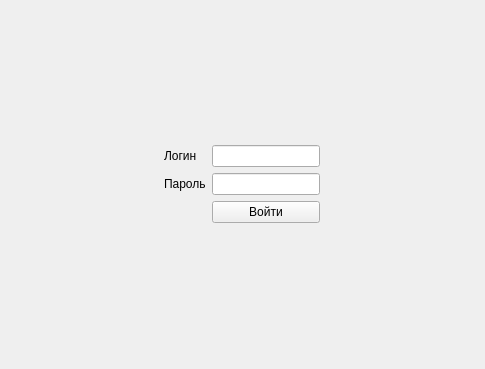
This is Forms/FormsAuthorization/FormAuthorization.ui in N00llk/bar-booking as Qt 5 draws it before an edit. The edited form follows.
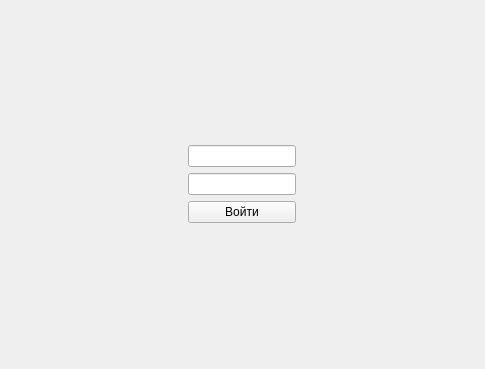
This is the edited form.

Commit message: + Add basic styles;

```diff
--- a/Forms/FormsAuthorization/FormAuthorization.ui
+++ b/Forms/FormsAuthorization/FormAuthorization.ui
@@ -13,35 +13,27 @@
   <property name="windowTitle">
    <string>Form</string>
   </property>
+  <property name="autoFillBackground">
+   <bool>false</bool>
+  </property>
+  <property name="styleSheet">
+   <string notr="true"/>
+  </property>
   <layout class="QVBoxLayout" name="verticalLayout_3">
    <item alignment="Qt::AlignHCenter|Qt::AlignVCenter">
     <widget class="QWidget" name="holderWidget" native="true">
-     <layout class="QFormLayout" name="formLayout">
-      <item row="0" column="0">
-       <widget class="QLabel" name="loginLabel">
-        <property name="text">
-         <string>Логин</string>
-        </property>
-       </widget>
-      </item>
-      <item row="0" column="1">
+     <layout class="QVBoxLayout" name="verticalLayout">
+      <item>
        <widget class="QLineEdit" name="loginLineEdit"/>
       </item>
-      <item row="1" column="0">
-       <widget class="QLabel" name="passwordLabel">
-        <property name="text">
-         <string>Пароль</string>
-        </property>
-       </widget>
-      </item>
-      <item row="1" column="1">
+      <item>
        <widget class="QLineEdit" name="passwordLineEdit">
         <property name="echoMode">
          <enum>QLineEdit::Password</enum>
         </property>
        </widget>
       </item>
-      <item row="2" column="1">
+      <item>
        <widget class="QPushButton" name="enterPushButton">
         <property name="text">
          <string>Войти</string>
```
The commit also changes 5 other files.
